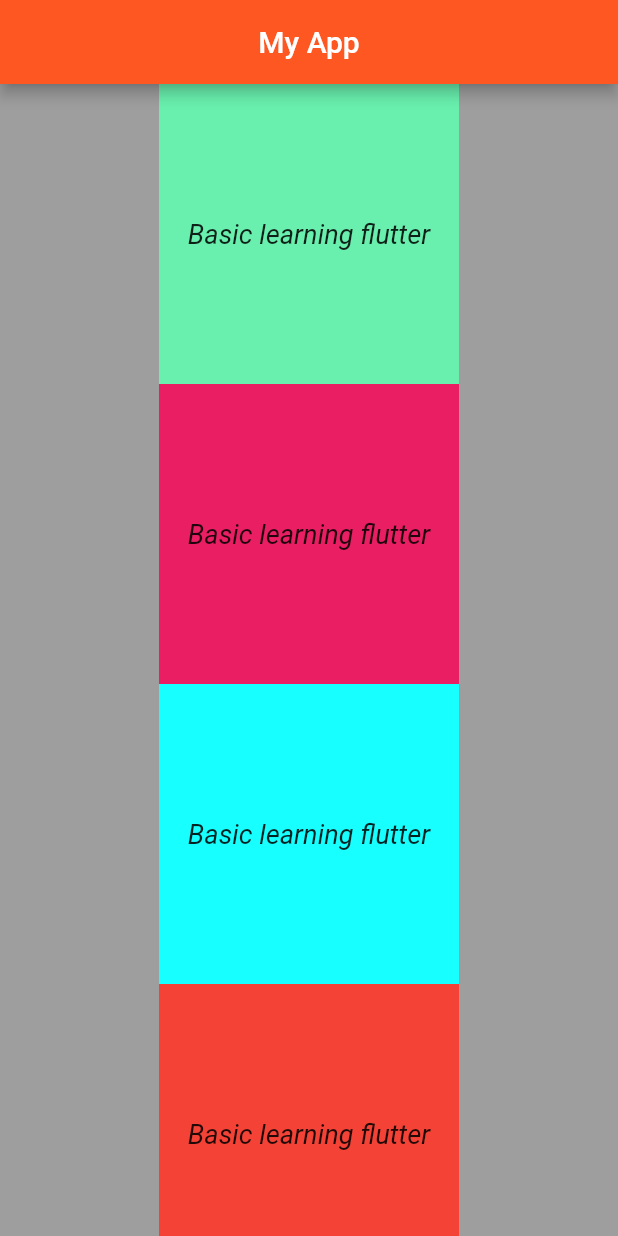
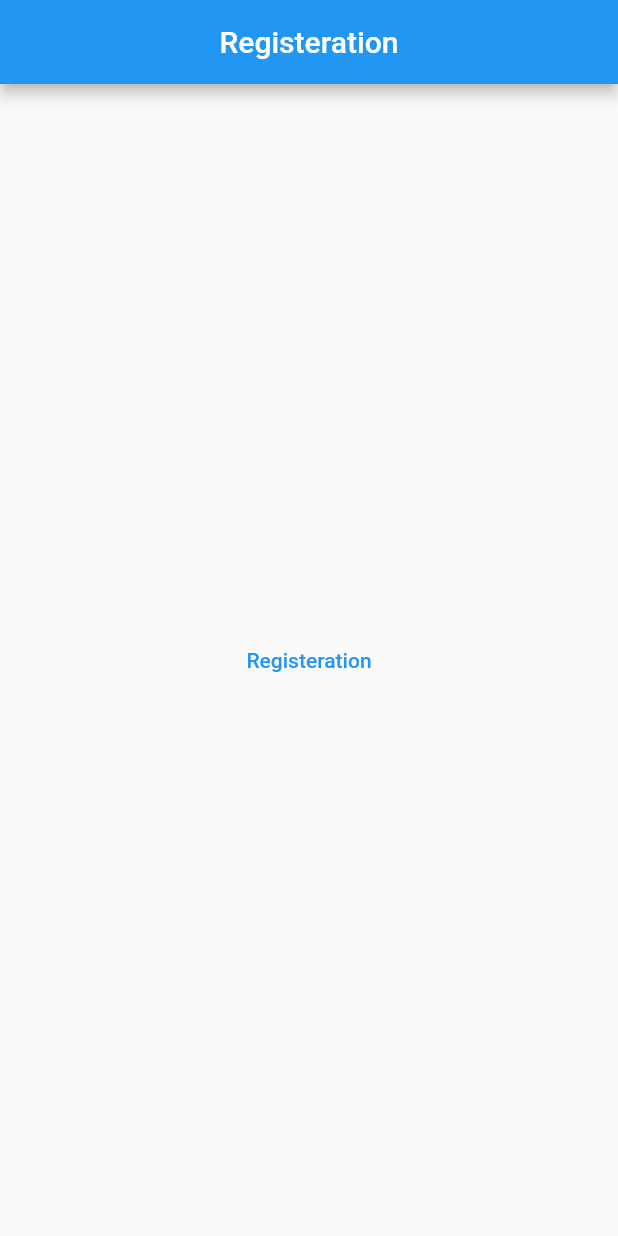
Before and after one commit to arbazfareed/flutter-practice-project, a Flutter app: the screen it shows after launch, on a phone screen of 412 x 824 dp. Run offline on Flutter 3.47's test engine with Material 2 defaults, Android fonts, the phone set to English and light mode, and no system bars.

Commit message:
Basic Flutter Screen

```diff
--- a/lib/main.dart
+++ b/lib/main.dart
@@ -13,87 +13,25 @@ class MyApp extends StatelessWidget {
   Widget build(BuildContext context) {
     return MaterialApp(
       home: Scaffold(
-        backgroundColor: Colors.black38,
         appBar: AppBar(
-          title: Text('My App'),
-          centerTitle: true,
-          backgroundColor: Colors.deepOrange,
+          title: Center(
+              child: Text(
+              'Registeration')
+          ),
         ),
-        body: SafeArea(
-          child: Center(
-            child: SingleChildScrollView(
-              scrollDirection: Axis.vertical,
+        body: Center(
+          child: TextButton(
+            onPressed: ()async{},
+            child:  Text('Registeration',
 
-              child: Column(
-               // crossAxisAlignment: CrossAxisAlignment.center,
-               // mainAxisAlignment: MainAxisAlignment.center,
-
-                children: <Widget>[
-                  Container(
-                    height: 200,
-                    width: 200,
-                    color: Colors.greenAccent,
-                    child: Center(
-                      child: Text(
-                        'Basic learning flutter',
-                        style: TextStyle(
-                          fontStyle: FontStyle.italic,
-                          fontSize: 18,
-                        ),
-                      ),
-                    ),
-                  ),
-                  SizedBox(width: 20),
-                  Container(
-                    height: 200,
-                    width: 200,
-                    color: Colors.pink,
-                    child: Center(
-                      child: Text(
-                        'Basic learning flutter',
-                        style: TextStyle(
-                          fontStyle: FontStyle.italic,
-                          fontSize: 18,
-                        ),
-                      ),
-                    ),
-                  ),
-                  SizedBox(width: 20),
-                  Container(
-                    height: 200,
-                    width: 200,
-                    color: Colors.cyanAccent,
-                    child: Center(
-                      child: Text(
-                        'Basic learning flutter',
-                        style: TextStyle(
-                          fontStyle: FontStyle.italic,
-                          fontSize: 18,
-                        ),
-                      ),
-                    ),
-                  ),
-                  SizedBox(width: 20),
-                  Container(
-                    height: 200,
-                    width: 200,
-                    color: Colors.red,
-                    child: Center(
-                      child: Text(
-                        'Basic learning flutter',
-                        style: TextStyle(
-                          fontStyle: FontStyle.italic,
-                          fontSize: 18,
-                        ),
-                      ),
-                    ),
-                  ),
-                ],
-              ),
             ),
           ),
         ),
-      ),
+      )
     );
   }
 }
+// learn here
+// 1:  scrollDirection: Axis.vertical,// For Column
+// 2: scrollDirection:Axis.horizontal,// For ROw
+// 3:
```
